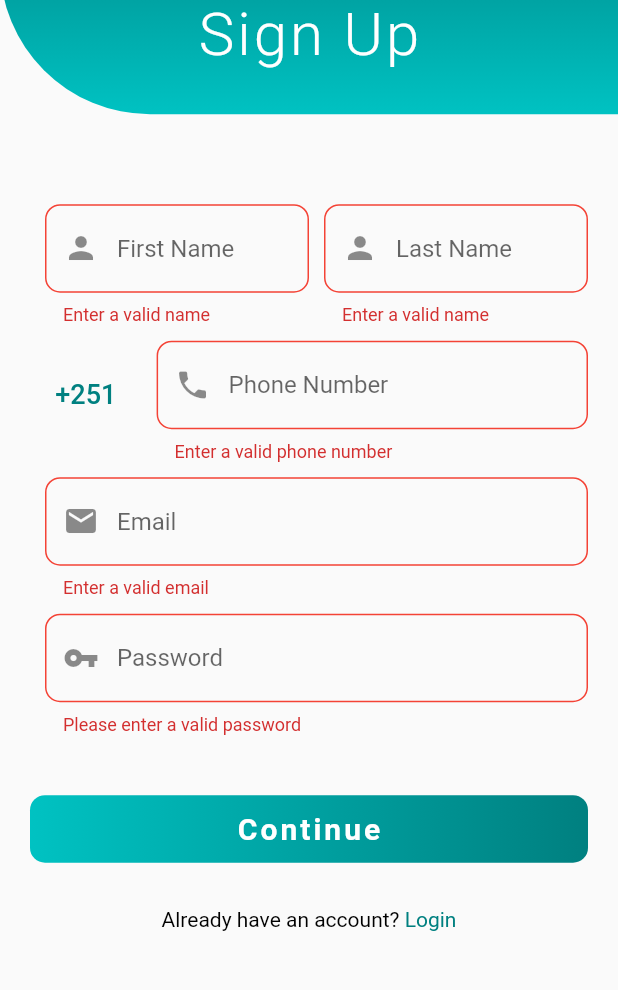
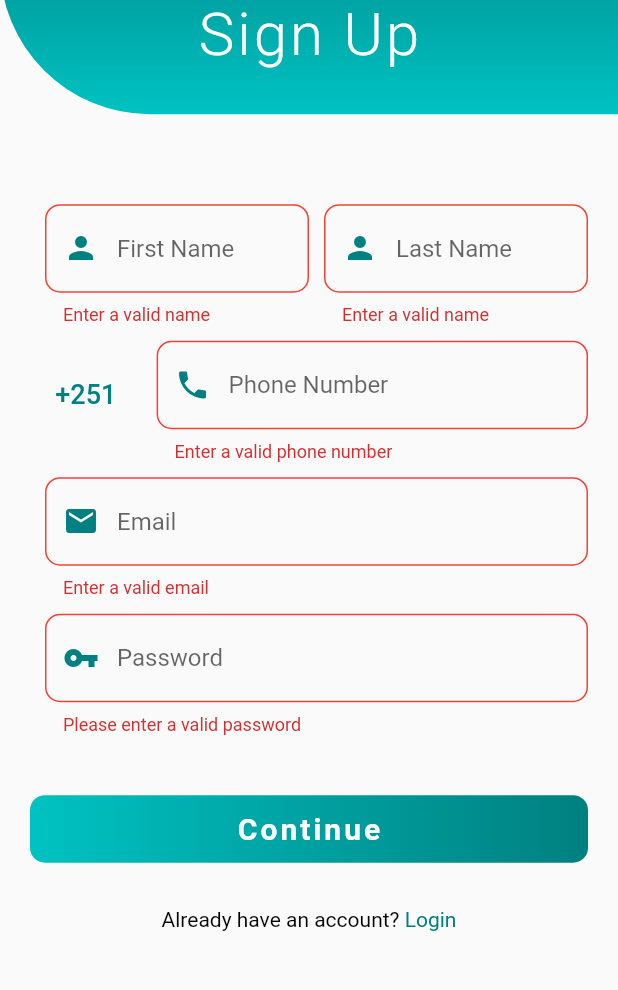
Before and after one commit to AnwarTuha/voting-system-mobile, a Flutter app: the RegistrationPage screen opened by its route, after a tap on "Continue", on a phone screen of 412 x 824 dp, the part 133-1123 px from its top. Run offline on Flutter 3.47's test engine with Material 2 defaults, Android fonts, the phone set to English and light mode, and no system bars; drawn by our look-alikes of country_code_picker.

```diff
--- a/voting_system_mobile/lib/main.dart
+++ b/voting_system_mobile/lib/main.dart
@@ -2,6 +2,7 @@ import 'package:flutter/material.dart';
 import 'package:voting_system_mobile/screens/forgot_password_screen.dart';
 import 'package:voting_system_mobile/screens/login_screen.dart';
 import 'package:voting_system_mobile/screens/register_screen.dart';
+import 'package:voting_system_mobile/screens/select_organization_screen.dart';
 import 'package:voting_system_mobile/screens/splash_screen.dart';
 
 void main() {
@@ -18,7 +19,8 @@ class VotingSystem extends StatelessWidget {
         SplashPage.id: (context) => SplashPage(),
         LoginPage.id: (context) => LoginPage(),
         RegistrationPage.id: (context) => RegistrationPage(),
-        ForgotPassword.id: (context) => ForgotPassword()
+        ForgotPassword.id: (context) => ForgotPassword(),
+        SelectOrganization.id:(context) => SelectOrganization()
       },
     );
   }
--- a/voting_system_mobile/lib/screens/register_screen.dart
+++ b/voting_system_mobile/lib/screens/register_screen.dart
@@ -2,6 +2,7 @@ import 'package:country_code_picker/country_code.dart';
 import 'package:country_code_picker/country_code_picker.dart';
 import 'package:flutter/material.dart';
 import 'package:voting_system_mobile/classes/user.dart';
+import 'package:voting_system_mobile/screens/select_organization_screen.dart';
 import 'package:voting_system_mobile/utils/color_util.dart';
 import 'package:voting_system_mobile/widgets/custom_button.dart';
 import 'package:voting_system_mobile/widgets/header_container.dart';
@@ -19,14 +20,10 @@ class RegistrationPage extends StatefulWidget {
 }
 
 class _RegistrationState extends State<RegistrationPage> {
-  String _firstName = '';
-  String _lastName = '';
-  String _phoneNumber;
-  String _email;
-  String _password;
-  String _countryCode = 'et';
+  String _countryCodeInit = 'et';
+  String _countryCode = '+251';
 
-  User user = User(email: '', password: '', phoneNumber: '', fullName: '');
+  User user = User(email: '', password: '', phoneNumber: '', firstName: '', lastName: '');
   Validator validator = Validator();
 
   final GlobalKey<FormState> _formKey = GlobalKey<FormState>();
@@ -34,21 +31,20 @@ class _RegistrationState extends State<RegistrationPage> {
   String _url = "http://localhost:8089/signup";
 
   Future save() async {
-    var response = await http.post(Uri.http(_url, ""),
-        headers: <String, String>{
+    var response =
+        await http.post(Uri.http(_url, ""), headers: <String, String>{
       'Context-Type': 'applications/json;charSet=UTF-8'
-        },
-        body: <String, String>{
+    }, body: <String, String>{
           'email': user.email,
           'password': user.password,
           'phoneNumber': user.phoneNumber,
-          'fullName': user.fullName
+          'firstName': user.firstName,
+          'lastName': user.lastName
     });
 
     print(response.body);
 
     //Todo: Do something with the response
-
   }
 
   @override
@@ -83,9 +79,8 @@ class _RegistrationState extends State<RegistrationPage> {
                                 textInputType: TextInputType.name,
                                 validate: validator.validateName,
                                 onSaved: (firstName) {
-                            _firstName += firstName;
-                          }
-                        )),
+                                  user.firstName += firstName;
+                                })),
                         Expanded(
                             child: TextInput(
                           hintText: 'Last Name',
@@ -93,7 +88,7 @@ class _RegistrationState extends State<RegistrationPage> {
                           textInputType: TextInputType.name,
                           validate: validator.validateName,
                           onSaved: (lastName) {
-                            _lastName += lastName;
+                            user.lastName += lastName;
                           },
                         ))
                       ],
@@ -103,9 +98,9 @@ class _RegistrationState extends State<RegistrationPage> {
                         Expanded(
                           flex: 1,
                           child: CountryCodePicker(
-                              initialSelection: _countryCode,
-                              onChanged: (value){
-                                _countryCode = value.dialCode.toString();
+                            initialSelection: _countryCodeInit,
+                            onChanged: (value) {
+                              _countryCode = value.dialCode;
                               print(_countryCode);
                             },
                             textStyle: TextStyle(
@@ -124,7 +119,7 @@ class _RegistrationState extends State<RegistrationPage> {
                             textInputType: TextInputType.phone,
                             validate: validator.validatePhoneNumber,
                             onSaved: (phoneNumber) {
-                              _phoneNumber = _countryCode + phoneNumber;
+                              user.phoneNumber = _countryCode + phoneNumber;
                             },
                           ),
                         ),
@@ -135,8 +130,8 @@ class _RegistrationState extends State<RegistrationPage> {
                       icon: Icons.email,
                       textInputType: TextInputType.emailAddress,
                       validate: validator.validateEmail,
-                      onSaved: (value) {
-                        _email = value;
+                      onSaved: (email) {
+                        user.email = email;
                       },
                     ),
                     TextInput(
@@ -144,8 +139,8 @@ class _RegistrationState extends State<RegistrationPage> {
                       obscureText: true,
                       icon: Icons.vpn_key,
                       validate: validator.validatePassword,
-                      onSaved: (value) {
-                        _password = value;
+                      onSaved: (password) {
+                        user.password = password;
                       },
                     ),
                     SizedBox(height: 40.0),
@@ -161,13 +156,19 @@ class _RegistrationState extends State<RegistrationPage> {
 
                         _formKey.currentState.save();
 
-                        print(_firstName);
-                        print(_lastName);
-                        print(_email);
-                        print(_password);
-                        print(_phoneNumber);
+                        // Navigator.push(
+                        //     context,
+                        //     MaterialPageRoute(
+                        //         builder: (context) => SelectOrganization()));
+
+                        print(user.firstName);
+                        print(user.lastName);
+                        print(user.email);
+                        print(user.password);
+                        print(user.phoneNumber);
                         print(_countryCode);
 
+                        print(_formKey.currentState);
                       },
                     )),
                     SizedBox(height: 30.0),
--- a/voting_system_mobile/lib/widgets/text_input_container.dart
+++ b/voting_system_mobile/lib/widgets/text_input_container.dart
@@ -20,8 +20,7 @@ class TextInput extends StatelessWidget {
       this.hintText,
       this.icon,
       this.obscureText,
-      this.textInputType
-      });
+      this.textInputType});
 
   @override
   Widget build(BuildContext context) {
@@ -40,9 +39,6 @@ class TextInput extends StatelessWidget {
         keyboardType: textInputType,
         obscureText: obscureText != null ? obscureText : false,
         decoration: InputDecoration(
-            errorBorder: OutlineInputBorder(
-                borderRadius: BorderRadius.all(Radius.circular(10.0)),
-                borderSide: BorderSide(color: Colors.red)),
             enabledBorder: OutlineInputBorder(
               borderRadius: BorderRadius.all(Radius.circular(10.0)),
               borderSide: BorderSide(color: tealColors),
@@ -51,8 +47,11 @@ class TextInput extends StatelessWidget {
               borderRadius: BorderRadius.all(Radius.circular(10.0)),
               borderSide: BorderSide(color: tealColors),
             ),
+            errorBorder: OutlineInputBorder(
+                borderRadius: BorderRadius.all(Radius.circular(10.0)),
+                borderSide: BorderSide(color: Colors.red)),
             hintText: hintText,
-            prefixIcon: Icon(icon)),
+            prefixIcon: Icon(icon, color: tealColors)),
       ),
     );
   }
```
Also changed, not shown: voting_system_mobile/lib/screens/select_organization_screen.dart (+34 -0 lines). Lines whose indentation alone changed are shown as unchanged.
